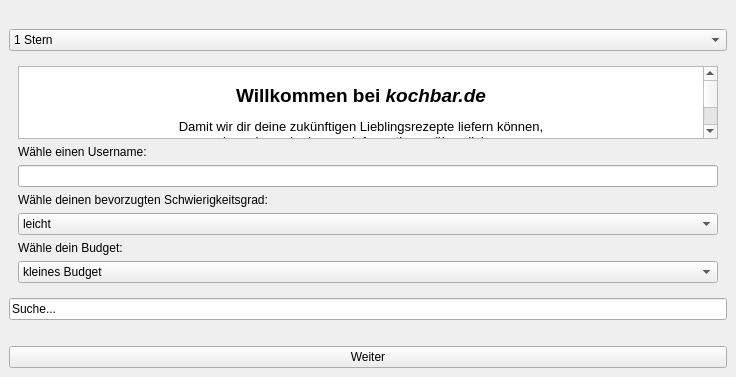
Old version of the form recsys.ui in the repository tina-e/ColdStartRecommender.
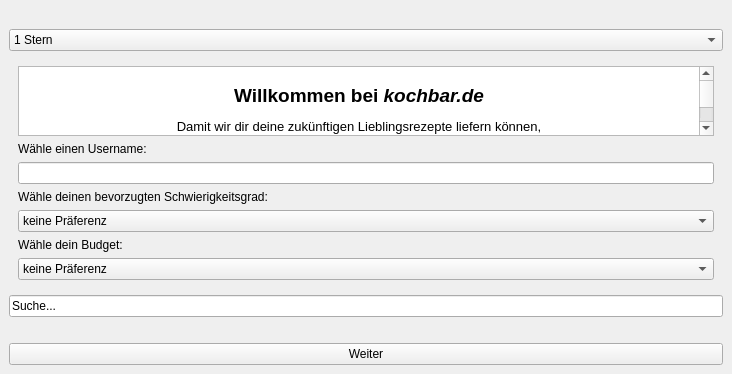
New version of the form.

Diff of the .ui file:
```diff
--- a/recsys.ui
+++ b/recsys.ui
@@ -6,8 +6,8 @@
    <rect>
     <x>0</x>
     <y>0</y>
-    <width>736</width>
-    <height>377</height>
+    <width>732</width>
+    <height>368</height>
    </rect>
   </property>
   <property name="windowTitle">
@@ -80,6 +80,11 @@
         </item>
         <item>
          <widget class="QComboBox" name="input_level">
+          <item>
+           <property name="text">
+            <string>keine Präferenz</string>
+           </property>
+          </item>
           <item>
            <property name="text">
             <string>leicht</string>
@@ -106,6 +111,11 @@
         </item>
         <item>
          <widget class="QComboBox" name="input_budget">
+          <item>
+           <property name="text">
+            <string>keine Präferenz</string>
+           </property>
+          </item>
           <item>
            <property name="text">
             <string>kleines Budget</string>
```
